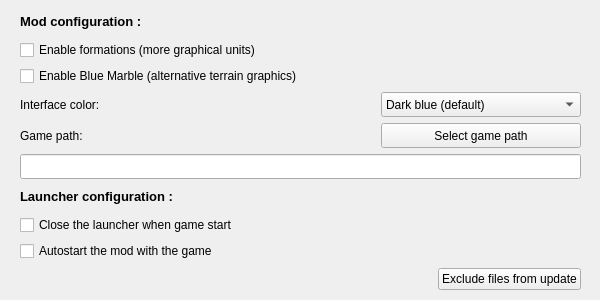
Above: checker/w_options.ui from dbkblk/rand_launcher before the change. Below: the same form after it.
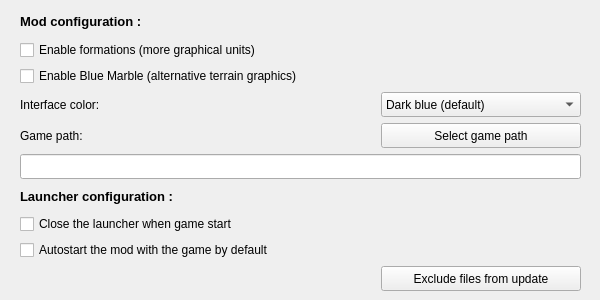
That is the form after the change.

Commit message: -> Fix the mighty rsync error on some W7 / W8.1 64 bits systems. -> Autostart the mod with the game from the launcher start button, independently from the autostart option set. -> Detect double folders presence in base game and my documents and warn the user. -> Correctly implemented Blue Marble checkbox. -> Color UI / Formations: Instead of avoiding the xml file to update, save the parameters and check / inject at each launcher start if not conformal. -> Fixed "exclude files" button size. -> Reverted TODO list

```diff
--- a/checker/w_options.ui
+++ b/checker/w_options.ui
@@ -233,12 +233,30 @@
     <item>
      <widget class="QCheckBox" name="startBox">
       <property name="text">
-       <string>Autostart the mod with the game</string>
+       <string>Autostart the mod with the game by default</string>
       </property>
      </widget>
     </item>
     <item alignment="Qt::AlignRight|Qt::AlignVCenter">
      <widget class="QPushButton" name="bt_exclusions">
+      <property name="sizePolicy">
+       <sizepolicy hsizetype="Fixed" vsizetype="Fixed">
+        <horstretch>0</horstretch>
+        <verstretch>0</verstretch>
+       </sizepolicy>
+      </property>
+      <property name="minimumSize">
+       <size>
+        <width>200</width>
+        <height>25</height>
+       </size>
+      </property>
+      <property name="maximumSize">
+       <size>
+        <width>200</width>
+        <height>25</height>
+       </size>
+      </property>
       <property name="text">
        <string>Exclude files from update</string>
       </property>
```
The commit also changes 9 other files.
